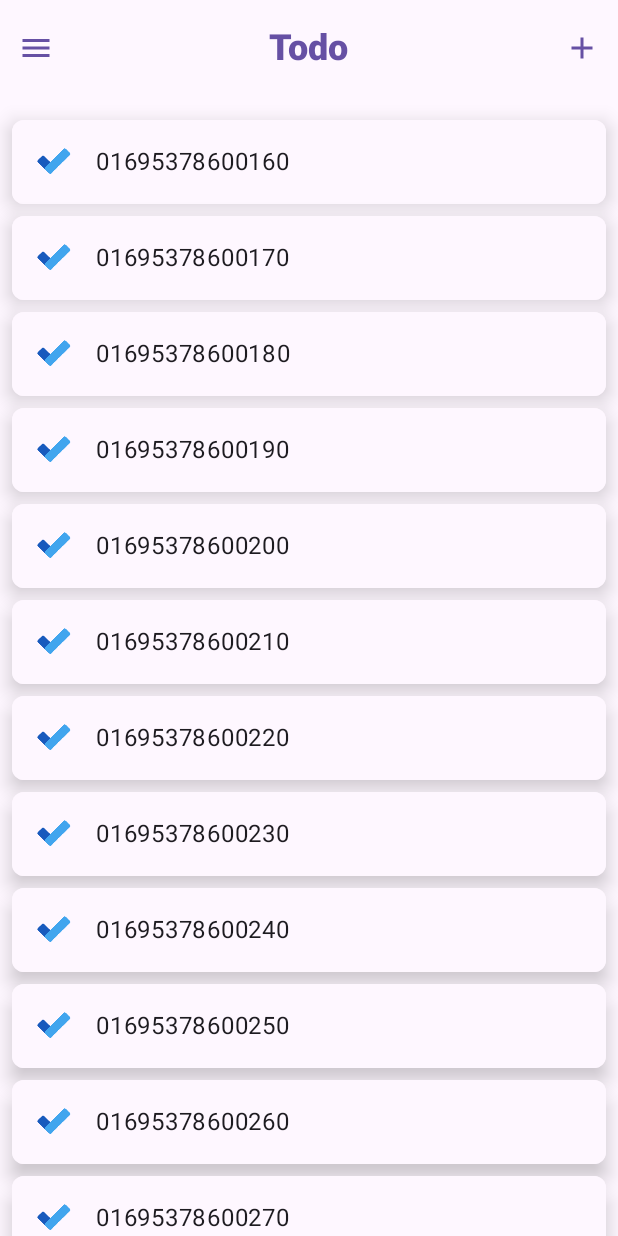
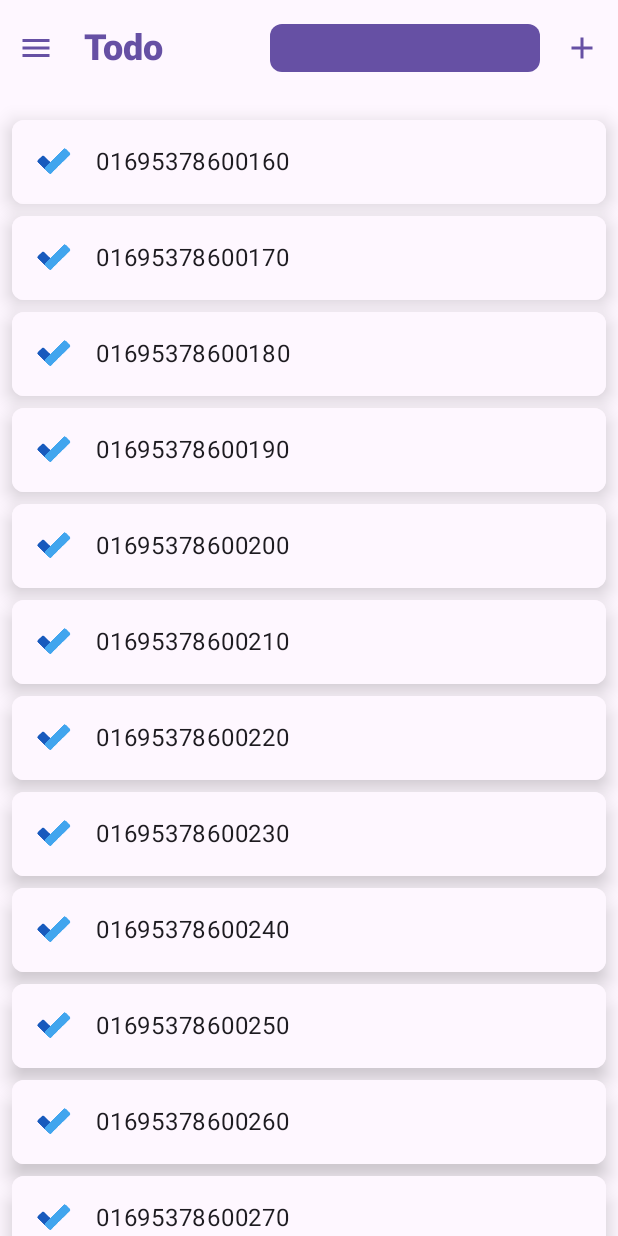
Before and after one commit to yukaida/TodoCompose, an Android app built with Jetpack Compose: the screen it shows after launch (MainActivity), on a phone screen of 412 x 824 dp. Run offline under Robolectric (Android 15) with nearby library versions, the phone set to English and light mode, and no system bars; our stand-ins replace Dagger/Hilt's generated code, Room's generated code.

Commit message:
细节添加

```diff
--- a/app/src/main/java/com/yukaida/todo/ui/TodoApp.kt
+++ b/app/src/main/java/com/yukaida/todo/ui/TodoApp.kt
@@ -6,6 +6,8 @@ import android.util.SparseArray
 import androidx.compose.foundation.Image
 import androidx.compose.foundation.clickable
 import androidx.compose.foundation.layout.Box
+import androidx.compose.foundation.layout.Column
+import androidx.compose.foundation.layout.Row
 import androidx.compose.foundation.layout.Spacer
 import androidx.compose.foundation.layout.fillMaxSize
 import androidx.compose.foundation.layout.height
@@ -15,8 +17,10 @@ import androidx.compose.foundation.layout.width
 import androidx.compose.foundation.lazy.LazyColumn
 import androidx.compose.foundation.lazy.itemsIndexed
 import androidx.compose.foundation.shape.RoundedCornerShape
+import androidx.compose.foundation.text.BasicTextField
 import androidx.compose.material.icons.Icons
 import androidx.compose.material.icons.filled.Add
+import androidx.compose.material.icons.filled.Done
 import androidx.compose.material.icons.filled.Email
 import androidx.compose.material.icons.filled.Face
 import androidx.compose.material.icons.filled.Favorite
@@ -33,10 +37,13 @@ import androidx.compose.material3.ModalNavigationDrawer
 import androidx.compose.material3.NavigationBar
 import androidx.compose.material3.NavigationDrawerItem
 import androidx.compose.material3.NavigationDrawerItemDefaults
+import androidx.compose.material3.OutlinedTextField
 import androidx.compose.material3.Scaffold
 import androidx.compose.material3.Surface
 import androidx.compose.material3.Text
 import androidx.compose.material3.TextButton
+import androidx.compose.material3.TextField
+import androidx.compose.material3.TopAppBar
 import androidx.compose.material3.rememberDrawerState
 import androidx.compose.runtime.Composable
 import androidx.compose.runtime.LaunchedEffect
@@ -46,8 +53,10 @@ import androidx.compose.runtime.mutableStateOf
 import androidx.compose.runtime.remember
 import androidx.compose.runtime.rememberCoroutineScope
 import androidx.compose.runtime.setValue
+import androidx.compose.ui.Alignment
 import androidx.compose.ui.Modifier
 import androidx.compose.ui.graphics.Color
+import androidx.compose.ui.graphics.Outline
 import androidx.compose.ui.res.painterResource
 import androidx.compose.ui.text.TextStyle
 import androidx.compose.ui.text.font.FontWeight
@@ -58,6 +67,7 @@ import com.yukaida.todo.R
 import com.yukaida.todo.repositoty.TodoData
 import com.yukaida.todo.ui.home.HomeViewModel
 import com.yukaida.todo.ui.theme.TodoTheme
+import com.yukaida.todo.ui.theme.White
 import kotlinx.coroutines.launch
 
 private const val TAG = "TodoApp"
@@ -112,14 +122,14 @@ fun TodoApp(dataList: MutableList<TodoData>) {
             var showAddDialog by remember { mutableStateOf(false) }
             Scaffold(
                 topBar = {
-                    CenterAlignedTopAppBar(
+                    TopAppBar(
                         navigationIcon = {
                             Icon(
                                 imageVector = Icons.Filled.Menu,
                                 contentDescription = null,
                                 tint = MaterialTheme.colorScheme.primary,
                                 modifier = Modifier
-                                    .padding(start = 8.dp)
+                                    .padding(start = 8.dp, end = 16.dp)
                                     .size(24.dp)
                                     .clickable {
                                         //open drawer
@@ -137,6 +147,28 @@ fun TodoApp(dataList: MutableList<TodoData>) {
                             )
                         },
                         actions = {
+                            var todoContent by remember { mutableStateOf("") }
+                            Box(modifier = Modifier, contentAlignment = Alignment.Center) {
+                                Surface(
+                                    shape = RoundedCornerShape(8.dp),
+                                    color = MaterialTheme.colorScheme.primary,
+                                    modifier = Modifier
+                                        .height(32.dp)
+                                        .width(180.dp)
+                                ) {}
+                                BasicTextField(
+                                    value = todoContent,
+                                    onValueChange = { todoContent = it },
+                                    singleLine = true,
+                                    textStyle = TextStyle.Default.copy(color = White),
+                                    modifier = Modifier
+                                        .width(180.dp)
+                                        .padding(vertical = 16.dp)
+                                ) { innerTextField ->
+                                    innerTextField()
+                                }
+                            }
+                            Spacer(modifier = Modifier.width(16.dp))
                             Icon(
                                 imageVector = Icons.Filled.Add,
                                 contentDescription = null,
@@ -160,23 +192,7 @@ fun TodoApp(dataList: MutableList<TodoData>) {
 //                },
             ) {
                 if (showAddDialog) {
-                    AlertDialog(
-                        onDismissRequest = {
-                        showAddDialog = false
-                        },
-                        confirmButton = {
-                            TextButton(onClick = { showAddDialog = false }) {
-                                Text(text = "添加")
-                            }
-                        },
-                        dismissButton = {
-                            TextButton(onClick = {
-                                showAddDialog = false
-                            }) {
-                                Text(text = "取消")
-                            }
-                        },
-                        title = { Text("Add Todo") })
+                    AddItemDialog { showAddDialog = false }
                 }
                 Surface(
                     modifier = Modifier
@@ -232,3 +248,32 @@ fun TodoListColumn(dataList: MutableList<TodoData>) {
         }
     }
 }
+
+
+@OptIn(ExperimentalMaterial3Api::class)
+@Composable
+fun AddItemDialog(onDismissRequestTodo: () -> Unit) {
+    AlertDialog(
+        onDismissRequest = {
+            onDismissRequestTodo()
+        }) {
+        Surface(color = MaterialTheme.colorScheme.surface) {
+            Box {
+                Column {
+                    var todoContent by remember { mutableStateOf("") }
+                    TextField(value = todoContent, onValueChange = { todoContent = it })
+
+                    Row(modifier = Modifier, verticalAlignment = Alignment.CenterVertically) {
+                        TextButton(onClick = { onDismissRequestTodo() }) {
+                            Text(text = "取消")
+                        }
+                        TextButton(onClick = { onDismissRequestTodo() }) {
+                            Text(text = "添加")
+                        }
+                    }
+
+                }
+            }
+        }
+    }
+}
```
